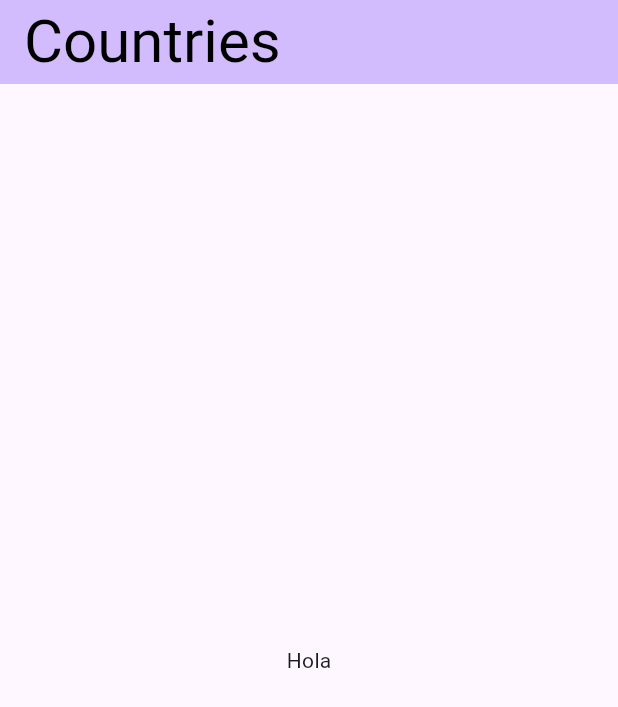
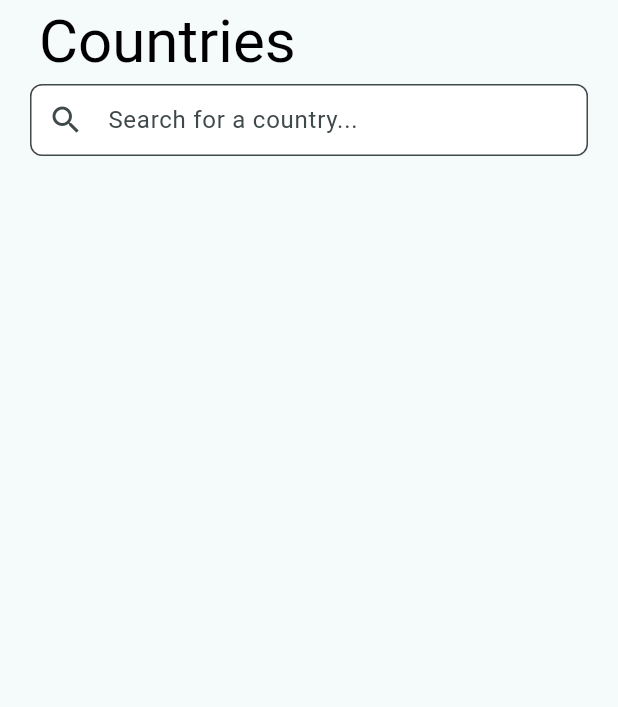
Before and after one commit to germanCAST/land-app, a Flutter app: the screen it shows after launch, on a phone screen of 412 x 824 dp. Shown: the top 707 px of the screen. Run offline on Flutter 3.47's test engine with Material 3 defaults, Android fonts, the phone set to English and light mode, and no system bars; our stand-ins replace flutter_riverpod.

Commit message:
feat: :art: Creacion widget barra de busqueda de paises
Creacion widget barra de busqueda de paises

```diff
--- a/lib/features/countries/presentation/pages/home_page.dart
+++ b/lib/features/countries/presentation/pages/home_page.dart
@@ -1,5 +1,7 @@
 import 'package:flutter/cupertino.dart';
 import 'package:flutter/material.dart';
+import 'package:land_app/features/countries/presentation/widgets/card_countries_list_screen.dart';
+import 'package:land_app/features/countries/presentation/widgets/country_bar.dart';
 
 class HomePage extends StatefulWidget {
   const HomePage({super.key, required this.title});
@@ -15,12 +17,20 @@ class _HomePageState extends State<HomePage> {
   Widget build(BuildContext context) {
     return Scaffold(
       appBar: AppBar(
-        backgroundColor: Theme.of(context).colorScheme.inversePrimary,
-        title: Text(widget.title),
+        title: Padding(
+          padding: const EdgeInsets.symmetric(horizontal: 10),
+          child: Text(widget.title),
+        ),
         titleTextStyle: TextStyle(fontSize: 40, color: Colors.black),
       ),
-      body: Center(
-        child: Text('Hola'),
+      body: Column(
+        children: [
+          Padding(
+            padding: const EdgeInsets.symmetric(horizontal: 10),
+            child: CountrySearchBar(),
+          ),
+          // CardCountries(),
+        ],
       ),
     );
   }
--- /dev/null
+++ b/lib/features/countries/presentation/widgets/country_bar.dart
@@ -0,0 +1,31 @@
+import 'package:flutter/material.dart';
+
+class CountrySearchBar extends StatelessWidget {
+  const CountrySearchBar({super.key});
+
+  @override
+  Widget build(BuildContext context) {
+    return Padding(
+      padding: const EdgeInsets.only(left: 10, right: 10),
+      child: TextField(
+        decoration: InputDecoration(
+          prefixIcon: const Icon(Icons.search),
+          hintText: 'Search for a country...',
+          border: OutlineInputBorder(
+            borderRadius: BorderRadius.all(Radius.circular(8.0)),
+            borderSide: BorderSide(color: Colors.grey),
+          ),
+          focusedBorder: OutlineInputBorder(
+            borderRadius: BorderRadius.all(Radius.circular(8.0)),
+            borderSide:
+                BorderSide(color: Colors.grey),
+          ),
+          filled: true,
+          fillColor: Colors.white,
+          contentPadding:
+              const EdgeInsets.symmetric(vertical: 12, horizontal: 16),
+        ),
+      ),
+    );
+  }
+}
--- a/lib/main.dart
+++ b/lib/main.dart
@@ -14,8 +14,9 @@ class MyApp extends StatelessWidget {
   Widget build(BuildContext context) {
     return MaterialApp(
       title: 'Land App',
+      debugShowCheckedModeBanner: false,
       theme: ThemeData(
-        colorScheme: ColorScheme.fromSeed(seedColor: Colors.deepPurple),
+        colorScheme: ColorScheme.fromSeed(seedColor: Colors.white),
         useMaterial3: true,
       ),
       home: const HomePage(title: 'Countries'),
```
